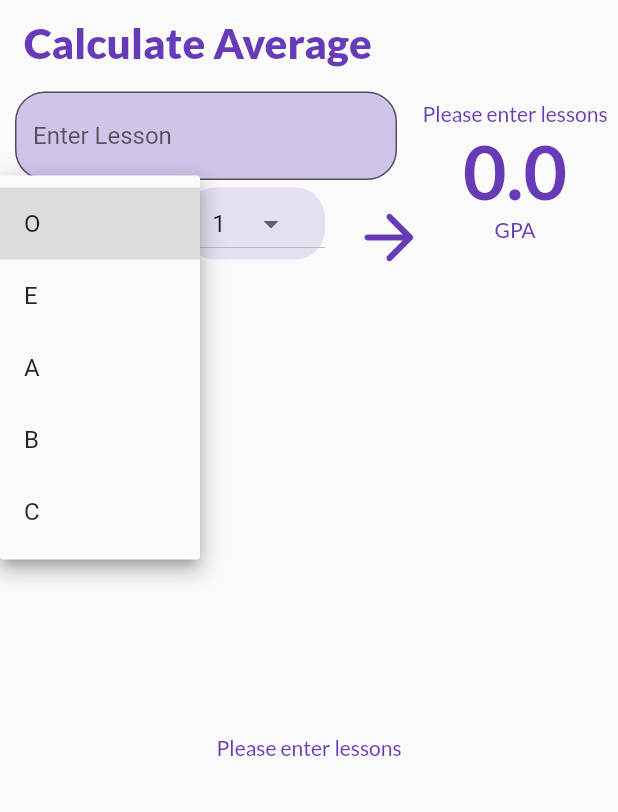
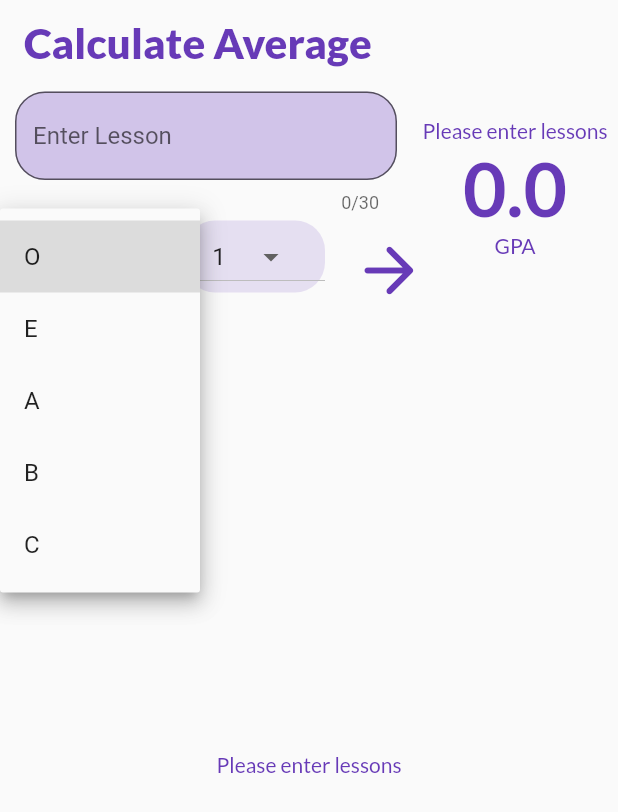
Before and after one commit to sujanpatro-surya/flutter-student-grade-calculator, a Flutter app: the screen it shows after launch, after a tap on an icon or button, on a phone screen of 412 x 824 dp. Shown: the top 812 px of the screen. Run offline on Flutter 3.47's test engine with Material 2 defaults, Android fonts, the phone set to English and light mode, and no system bars; our stand-ins replace google_fonts.

Commit message:
Removed hard codes

```diff
--- a/lib/constants.dart
+++ b/lib/constants.dart
@@ -13,6 +13,9 @@ class Constants {
   static const String singularLesson = 'Lesson';
   static const String pluralLesson = 'Lessons';
   static const String gradeType = 'GPA';
+  static const String gradeSubtitle = 'Grade Value: ';
+  static const String creditSubtitle = 'Credits: ';
+  static const String nameErrorMessage = 'Enter a valid Lesson Name';
 
   static const int defaultGrade = 10;
   static const int defaultCredit = 1;
@@ -22,6 +25,9 @@ class Constants {
   static const double verticalPadding = 5;
   static const double iconSize = 50;
   static const double fieldOpacity = 0.5;
+  static const int maxCredits = 5;
+  static const int minLessonNameLength = 2;
+  static const int maxLessonNameLength = 30;
 
   static const Color transparent = Colors.transparent;
   static const MaterialColor primary = Colors.deepPurple;
--- a/lib/screens/home_page/average.dart
+++ b/lib/screens/home_page/average.dart
@@ -8,8 +8,7 @@ class ShowAverage extends StatelessWidget {
 
   @override
   Widget build(BuildContext context) {
-    return Container(
-      child: Column(
+    return Column(
       mainAxisAlignment: MainAxisAlignment.start,
       crossAxisAlignment: CrossAxisAlignment.center,
       children: [
@@ -24,11 +23,10 @@ class ShowAverage extends StatelessWidget {
           style: Constants.lessonStyle,
         ),
         Text(
-            average >= 0 ? average.toStringAsFixed(1) : '0.00',
+          average >= 0 ? average.toStringAsFixed(1) : '0.0',
           style: Constants.averageStyle),
         Text(Constants.gradeType, style: Constants.lessonStyle)
       ],
-      ),
     );
   }
 }
--- a/lib/screens/home_page/create_form.dart
+++ b/lib/screens/home_page/create_form.dart
@@ -86,7 +86,13 @@ Padding createTextFormField(ValueSetter<String> onChangedName) {
   return Padding(
     padding: const EdgeInsets.symmetric(horizontal: Constants.horizontalPadding, vertical: Constants.verticalPadding),
     child: TextFormField(
+      maxLength: Constants.maxLessonNameLength,
       onChanged: onChangedName,
+      validator: (name) {
+        if (name == null || name.trim().length < Constants.minLessonNameLength) {
+          return Constants.nameErrorMessage;
+        }
+      },
       decoration: InputDecoration(
         border: OutlineInputBorder(
           borderRadius: BorderRadius.circular(Constants.borderRadius),
--- a/lib/screens/home_page/grade_data.dart
+++ b/lib/screens/home_page/grade_data.dart
@@ -1,4 +1,5 @@
 import 'package:flutter/material.dart';
+import 'package:grade_calculator/constants.dart';
 
 import '../../modal/lesson.dart';
 
@@ -19,7 +20,7 @@ class Grades{
   }
 
   static List<int> _allCredits() {
-    return List.generate(5, (index) => index + 1);
+    return List.generate(Constants.maxCredits, (index) => index + 1);
   }
 
   static List<DropdownMenuItem<int>> letterGradeItems() {
```
Also changed, not shown: lib/screens/home_page/list_lessons.dart (+4 -3 lines). Lines whose indentation alone changed are shown as unchanged.
